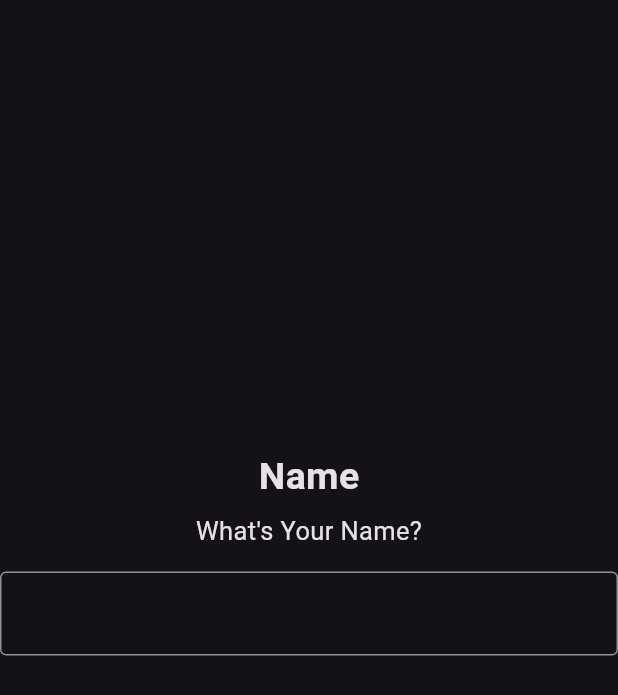
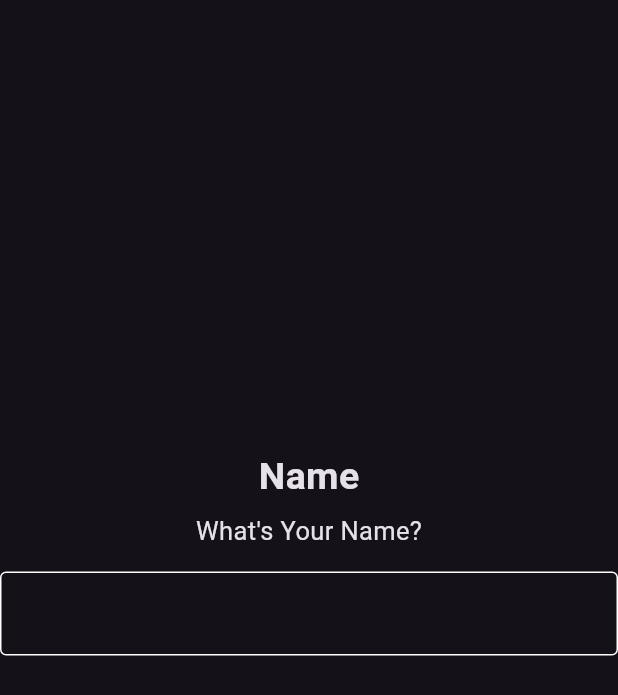
Before and after one commit to hamadadhg/business_card_app, a Flutter app: the screen it shows after launch, on a phone screen of 412 x 824 dp. Shown: the top 695 px of the screen. Run offline on Flutter 3.47's test engine with Material 3 defaults, Android fonts, the phone set to English and light mode, and no system bars.

Commit message:
outline input border helper and constant file

```diff
--- /dev/null
+++ b/lib/constant.dart
@@ -0,0 +1,3 @@
+import 'package:flutter/material.dart';
+
+Color kWhiteColor = Colors.white;
--- /dev/null
+++ b/lib/helper/outline_input_border_helper.dart
@@ -0,0 +1,10 @@
+import 'package:business_card_app/constant.dart';
+import 'package:flutter/material.dart';
+
+OutlineInputBorder outlineInputBorderHelper() {
+  return OutlineInputBorder(
+    borderSide: BorderSide(
+      color: kWhiteColor,
+    ),
+  );
+}
--- a/lib/widgets/text_widget/custom_text_field_widget.dart
+++ b/lib/widgets/text_widget/custom_text_field_widget.dart
@@ -1,3 +1,4 @@
+import 'package:business_card_app/helper/outline_input_border_helper.dart';
 import 'package:flutter/material.dart';
 
 class CustomTextFieldWidget extends StatelessWidget {
@@ -5,9 +6,11 @@ class CustomTextFieldWidget extends StatelessWidget {
 
   @override
   Widget build(BuildContext context) {
-    return const TextField(
+    return TextField(
       decoration: InputDecoration(
-        border: OutlineInputBorder(),
+        border: const OutlineInputBorder(),
+        enabledBorder: outlineInputBorderHelper(),
+        focusedBorder: outlineInputBorderHelper(),
       ),
     );
   }
```
